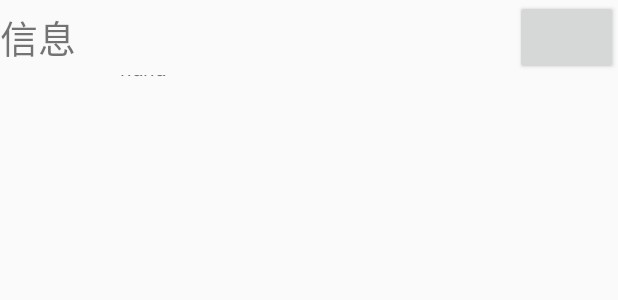
After one commit to Yumic/EZLive, an Android app: the layout finding_detail_activity.xml on its own in the app's theme, with its tools: preview values and no code run, on a phone screen of 412 x 824 dp. The commit adds this screen. Shown: the top 300 px of the screen. Run offline under Robolectric (Android 15) with nearby library versions, the light colour scheme and no system bars.

Commit message:
改改改

```diff
--- a/app/src/main/AndroidManifest.xml
+++ b/app/src/main/AndroidManifest.xml
@@ -15,6 +15,11 @@
             android:name=".activity.WelcomeActivity">
 
         </activity>
+
+        <activity
+            android:name=".activity.FindingInfoDetailActivity">
+
+        </activity>
         <activity android:name=".activity.MainActivity" >
             <intent-filter>
                 <action android:name="android.intent.action.MAIN" />
--- /dev/null
+++ b/app/src/main/res/layout/finding_detail_activity.xml
@@ -0,0 +1,62 @@
+<?xml version="1.0" encoding="utf-8"?>
+<LinearLayout xmlns:android="http://schemas.android.com/apk/res/android"
+    android:orientation="vertical" android:layout_width="match_parent"
+    android:layout_height="match_parent">
+
+    <ScrollView
+        android:id="@+id/scrollView_showMessages"
+        android:layout_width="fill_parent"
+        android:layout_height="match_parent">
+
+        <LinearLayout
+            android:layout_width="match_parent"
+            android:layout_height="match_parent"
+            android:orientation="vertical">
+            <LinearLayout
+                android:orientation="horizontal"
+                android:layout_width="match_parent"
+                android:layout_height="50dp">
+
+                <TextView
+                    android:text="信息"
+                    android:gravity="center|left"
+                    android:textSize="25dp"
+                    android:layout_width="0dp"
+                    android:layout_height="match_parent"
+                    android:layout_weight="5"/>
+
+                <Button
+                    android:layout_width="0dp"
+                    android:layout_height="match_parent"
+                    android:layout_weight="1"/>
+
+
+
+            </LinearLayout>
+
+            <LinearLayout
+                android:orientation="horizontal"
+                android:layout_width="match_parent"
+                android:layout_height="50dp">
+
+                <ImageView
+                    android:layout_gravity="center"
+                    android:layout_width="80dp"
+                    android:layout_height="80dp" />
+
+                <TextView
+                    android:text="haha"
+                    android:layout_width="match_parent"
+                    android:layout_height="80dp"
+                    android:layout_gravity="center"/>
+
+
+
+            </LinearLayout>
+        </LinearLayout>
+
+
+
+    </ScrollView>
+
+</LinearLayout>
```
Also changed, not shown: app/src/main/java/yumic/diverbob/love/ezlive/activity/FindingInfoChangeActivity.java (added, +7 -0 lines), app/src/main/java/yumic/diverbob/love/ezlive/activity/FindingInfoDetailActivity.java (added, +22 -0 lines), app/src/main/java/yumic/diverbob/love/ezlive/fragment/MyFindingInfoFragment.java (+52 -53 lines), app/src/main/java/yumic/diverbob/love/ezlive/fragment/MyRentingInfoFragment.java (+8 -0 lines), app/src/main/res/layout/fragment_my_finding_info.xml (+7 -2 lines).
